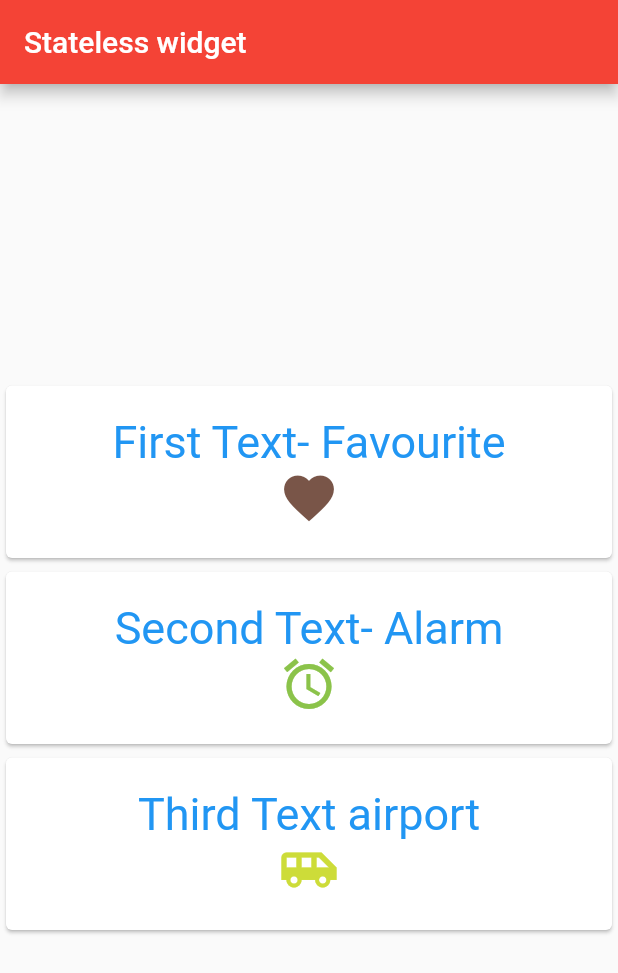
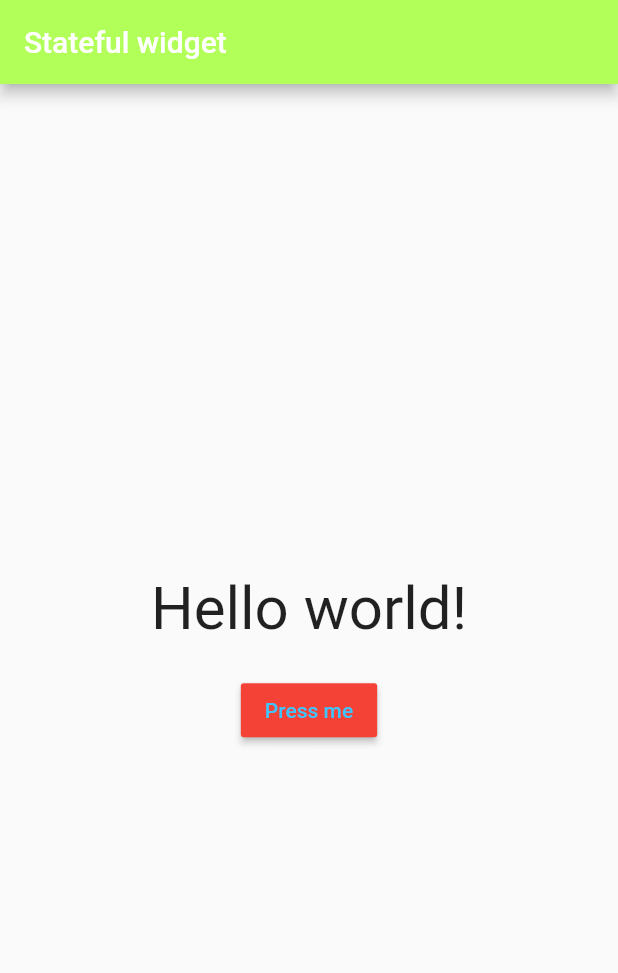
Before and after one commit to abhijeetvader9287/flutter_first, a Flutter app: the screen it shows after launch, on a phone screen of 412 x 824 dp. Shown: the top 973 px of the screen. Run offline on Flutter 3.47's test engine with Material 2 defaults, Android fonts, the phone set to English and light mode, and no system bars.

Commit message:
statefull widget example added

```diff
--- a/lib/main.dart
+++ b/lib/main.dart
@@ -3,7 +3,7 @@ import 'package:flutter/material.dart';
 void main() {
   runApp(MaterialApp(
     title: "My first app",
-    home: MyApp(),
+    home: MyButton(),
     /* Scaffold(
       appBar: AppBar(
         title: Text("My first app appBar"),
@@ -14,10 +14,10 @@ void main() {
         ),
       ),
     ),*/
-    theme: ThemeData(
+    /*theme: ThemeData(
         primarySwatch: Colors.red,
         accentColor: Colors.greenAccent,
-        backgroundColor: Colors.orange),
+        backgroundColor: Colors.orange),*/
   ));
 }
 
@@ -135,3 +135,56 @@ class MyStartHome extends StatelessWidget {
     );
   }
 }
+
+class MyButton extends StatefulWidget{
+  @override
+  State<StatefulWidget> createState() {
+    // TODO: implement createState
+    return MyButtonState();;
+  }
+
+}
+
+class MyButtonState extends State<MyButton>
+{
+  int counter= 0;
+  List<String> strings=['aa','ab','ac','ad','ae','af'];
+  String displayString="Hello world!";
+  void onPressOfButton()
+  {
+    setState(() {
+      displayString=strings[counter];
+      counter=counter<4?counter+1:0;
+    });
+  }
+  @override
+  Widget build(BuildContext context) {
+    // TODO: implement build
+    return Scaffold(
+      appBar: AppBar(
+        title: Text("Stateful widget"),
+        backgroundColor: Colors.lightGreenAccent,
+      ),
+      body: Container(
+        child: Center(
+          child: Column(
+            mainAxisAlignment: MainAxisAlignment.center,
+            children: <Widget>[
+              Text(displayString,style: TextStyle(fontSize: 40.0),),
+              Padding(padding: EdgeInsets.all(10.0),),
+              RaisedButton(
+                child: Text("Press me",
+                style: TextStyle(color: Colors.lightBlueAccent),
+                ),
+                color: Colors.red,
+                onPressed: onPressOfButton,
+              )
+
+            ],
+          ),
+        ),
+      ),
+    );
+  }
+
+}
```
